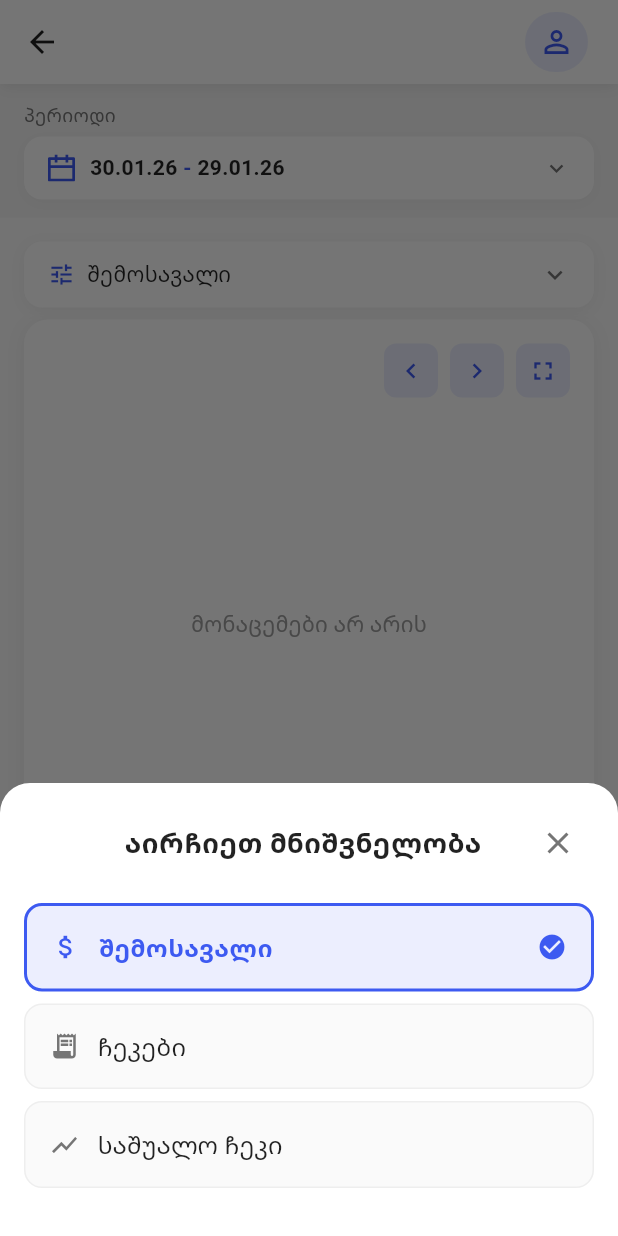
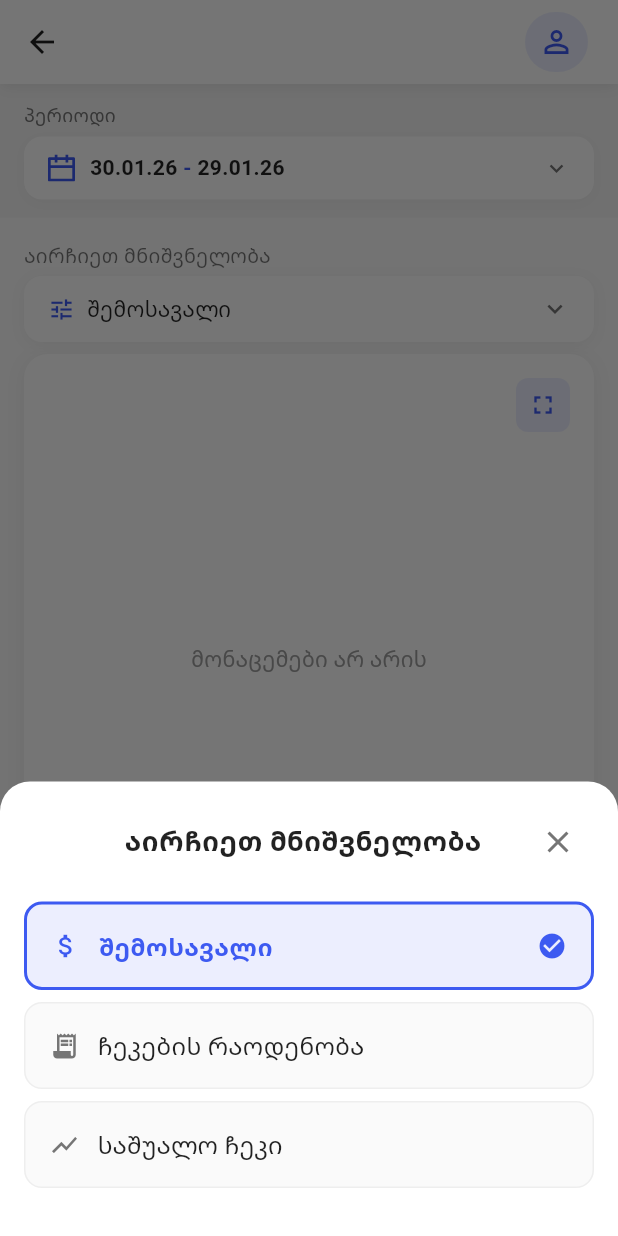
Before and after one commit to whosNikoloz/mobile_reporting_new, a Flutter app: the SalesSummaryScreen screen opened directly with empty values, after a tap on "შემოსავალი", on a phone screen of 412 x 824 dp. Run offline on Flutter 3.47's test engine with Material 3 defaults, Android fonts, the phone set to English and light mode, and no system bars; our stand-ins replace fl_chart, flutter_svg, get_it, hive, hive_flutter, jiffy and 1 more; missing offline and left inert: encrypt, month_year_picker, ndialog; accounts and stored records are empty.

Commit message:
feat: Update localization keys for checks and sales by weekdays

```diff
--- a/lib/localization/l10n/intl_en.arb
+++ b/lib/localization/l10n/intl_en.arb
@@ -88,7 +88,7 @@
     "staff": "Staff",
     "stock": "Stock",
     "salesByDay": "Sales by Days",
-    "salesByWeekday": "Sales by Weekday",
+    "salesByWeekday": "Sales by Weekdays",
     "revenueReport": "Revenue Report",
     "expenseReport": "Expense Report",
     "profitAndLoss": "Profit & Loss",
@@ -101,7 +101,7 @@
     "inventoryReport": "Inventory Report",
     "stockMovement": "Stock Movement",
     "income": "Sales",
-    "checksFilter": "Checks",
+    "checksFilter": "Bills Count",
     "averageCheck": "AvgCheck",
     "hourlySalesOverview": "Hourly Sales Overview",
     "weekdaySalesOverview": "Weekday Sales Overview",
--- a/lib/screens/reports_screen.dart
+++ b/lib/screens/reports_screen.dart
@@ -37,7 +37,7 @@
     'Sales': [
       'Sales by Days',
       'Sales by Hour',
-      'Sales by Weekday',
+      'Sales by Weekdays',
     ],
     'Finances': [
       'Revenue Report',
@@ -81,7 +81,7 @@
         return l10n.salesByDay;
       case 'Sales by Hour':
         return l10n.salesByHours;
-      case 'Sales by Weekday':
+      case 'Sales by Weekdays':
         return l10n.salesByWeekday;
       case 'Revenue Report':
         return l10n.revenueReport;
--- a/lib/screens/sales_summary_screen.dart
+++ b/lib/screens/sales_summary_screen.dart
@@ -279,7 +279,7 @@
         return l10n.salesByDay;
       case 'Sales by Hour':
         return l10n.salesByHours;
-      case 'Sales by Weekday':
+      case 'Sales by Weekdays':
         return l10n.salesByWeekday;
       case 'Revenue Report':
         return l10n.revenueReport;
@@ -576,6 +576,18 @@
                 : ListView(
                     padding: const EdgeInsets.all(16),
                     children: [
+                      Column(
+                        crossAxisAlignment: CrossAxisAlignment.start,
+                        children: [
+                          Text(
+                            S.of(context).displayValue,
+                            style: const TextStyle(
+                              fontSize: 13,
+                              fontWeight: FontWeight.w500,
+                              color: Colors.black54,
+                            ),
+                          ),
+                          const SizedBox(height: 4),
                           Container(
                             margin: const EdgeInsets.only(bottom: 8),
                             child: _buildFilterDropdown(
@@ -583,6 +595,8 @@
                               _currentFilterLabel,
                               () => _showFilterSelector(),
                             ),
+                          ),
+                        ],
                       ),
                       // Chart Section
                       Container(
@@ -616,42 +630,42 @@
                                 Row(
                                   children: [
                                     // Left arrow
-                                    GestureDetector(
-                                      onTap: _scrollChartLeft,
-                                      child: Container(
-                                        padding: const EdgeInsets.all(8),
-                                        decoration: BoxDecoration(
-                                          color: AppTheme.primaryBlue
-                                              .withValues(alpha: 0.1),
-                                          borderRadius:
-                                              BorderRadius.circular(8),
-                                        ),
-                                        child: const Icon(
-                                          Icons.chevron_left,
-                                          color: AppTheme.primaryBlue,
-                                          size: 20,
-                                        ),
-                                      ),
-                                    ),
-                                    const SizedBox(width: 8),
-                                    // Right arrow
-                                    GestureDetector(
-                                      onTap: _scrollChartRight,
-                                      child: Container(
-                                        padding: const EdgeInsets.all(8),
-                                        decoration: BoxDecoration(
-                                          color: AppTheme.primaryBlue
-                                              .withValues(alpha: 0.1),
-                                          borderRadius:
-                                              BorderRadius.circular(8),
-                                        ),
-                                        child: const Icon(
-                                          Icons.chevron_right,
-                                          color: AppTheme.primaryBlue,
-                                          size: 20,
-                                        ),
-                                      ),
-                                    ),
+                                    // GestureDetector(
+                                    //   onTap: _scrollChartLeft,
+                                    //   child: Container(
+                                    //     padding: const EdgeInsets.all(8),
+                                    //     decoration: BoxDecoration(
+                                    //       color: AppTheme.primaryBlue
+                                    //           .withValues(alpha: 0.1),
+                                    //       borderRadius:
+                                    //           BorderRadius.circular(8),
+                                    //     ),
+                                    //     child: const Icon(
+                                    //       Icons.chevron_left,
+                                    //       color: AppTheme.primaryBlue,
+                                    //       size: 20,
+                                    //     ),
+                                    //   ),
+                                    // ),
+                                    // const SizedBox(width: 8),
+                                    // // Right arrow
+                                    // GestureDetector(
+                                    //   onTap: _scrollChartRight,
+                                    //   child: Container(
+                                    //     padding: const EdgeInsets.all(8),
+                                    //     decoration: BoxDecoration(
+                                    //       color: AppTheme.primaryBlue
+                                    //           .withValues(alpha: 0.1),
+                                    //       borderRadius:
+                                    //           BorderRadius.circular(8),
+                                    //     ),
+                                    //     child: const Icon(
+                                    //       Icons.chevron_right,
+                                    //       color: AppTheme.primaryBlue,
+                                    //       size: 20,
+                                    //     ),
+                                    //   ),
+                                    // ),
                                     const SizedBox(width: 8),
                                     // Fullscreen button
                                     GestureDetector(
@@ -1345,12 +1359,9 @@
 
     return Scaffold(
       appBar: AppBar(
+        automaticallyImplyLeading: false,
         backgroundColor: Colors.white,
         elevation: 0,
-        leading: IconButton(
-          icon: const Icon(Icons.fullscreen_exit, color: AppTheme.primaryBlue),
-          onPressed: () => Navigator.of(context).pop(),
-        ),
         title: Text(
           widget.title,
           style: const TextStyle(
@@ -1360,6 +1371,13 @@
           ),
         ),
         centerTitle: true,
+        actions: [
+          IconButton(
+            icon:
+                const Icon(Icons.fullscreen_exit, color: AppTheme.primaryBlue),
+            onPressed: () => Navigator.of(context).pop(),
+          ),
+        ],
       ),
       body: SafeArea(
         child: Padding(
@@ -1367,37 +1385,6 @@
           child: Column(
             crossAxisAlignment: CrossAxisAlignment.start,
             children: [
-              Row(
-                children: [
-                  Container(
-                    width: 10,
-                    height: 10,
-                    decoration: const BoxDecoration(
-                      shape: BoxShape.circle,
-                      color: AppTheme.primaryBlue,
-                    ),
-                  ),
-                  const SizedBox(width: 4),
-                  const Text(
-                    'Current period',
-                    style: TextStyle(fontSize: 11, color: Colors.black54),
-                  ),
-                  const SizedBox(width: 12),
-                  Container(
-                    width: 10,
-                    height: 10,
-                    decoration: const BoxDecoration(
-                      shape: BoxShape.circle,
-                      color: Color(0xFFFFA726),
-                    ),
-                  ),
-                  const SizedBox(width: 4),
-                  const Text(
-                    'Previous period',
-                    style: TextStyle(fontSize: 11, color: Colors.black54),
-                  ),
-                ],
-              ),
               const SizedBox(height: 12),
               Expanded(
                 child: BarChart(
```
Also changed, not shown: lib/localization/generated/intl/messages_en.dart, lib/localization/generated/intl/messages_ka.dart, lib/localization/generated/l10n.dart. Lines whose indentation alone changed are shown as unchanged.
